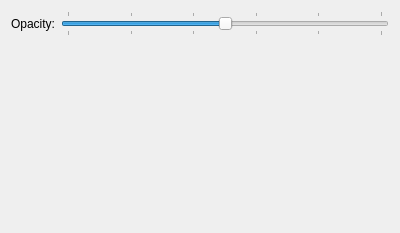
Old version of the form libavogadro/src/engines/ringsettingswidget.ui in the repository cryos/avogadro.
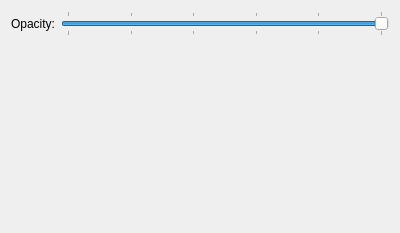
New version of the form.

Commit message: Made the ring engine default to being opaque...

```diff
--- a/libavogadro/src/engines/ringsettingswidget.ui
+++ b/libavogadro/src/engines/ringsettingswidget.ui
@@ -32,10 +32,10 @@
       <number>2</number>
      </property>
      <property name="value" >
-      <number>10</number>
+      <number>20</number>
      </property>
      <property name="sliderPosition" >
-      <number>10</number>
+      <number>20</number>
      </property>
      <property name="orientation" >
       <enum>Qt::Horizontal</enum>
```
The commit also changes 1 other file.
